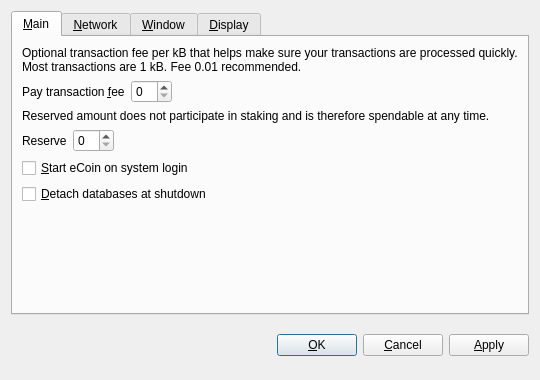
Qt form src/qt/forms/optionsdialog.ui (btcdream/ecoin) before a commit.
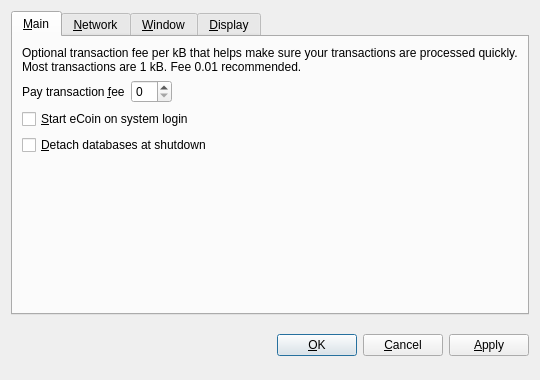
The same form after that commit. Custom widgets are drawn as their Qt base class.

```diff
--- a/src/qt/forms/optionsdialog.ui
+++ b/src/qt/forms/optionsdialog.ui
@@ -62,53 +62,7 @@
           <widget class="BitcoinAmountField" name="transactionFee"/>
          </item>
          <item>
-          <spacer name="horizontalSpacerFee">
-           <property name="orientation">
-            <enum>Qt::Horizontal</enum>
-           </property>
-           <property name="sizeHint" stdset="0">
-            <size>
-             <width>40</width>
-             <height>20</height>
-            </size>
-           </property>
-          </spacer>
-         </item>
-        </layout>
-       </item>
-       <item>
-        <widget class="QLabel" name="reserveBalanceInfoLabel">
-         <property name="text">
-          <string>Reserved amount does not participate in staking and is therefore spendable at any time.</string>
-         </property>
-         <property name="textFormat">
-          <enum>Qt::PlainText</enum>
-         </property>
-         <property name="wordWrap">
-          <bool>true</bool>
-         </property>
-        </widget>
-       </item>
-       <item>
-        <layout class="QHBoxLayout" name="horizontalLayoutReserveBalance">
-         <item>
-          <widget class="QLabel" name="reserveBalanceLabel">
-           <property name="text">
-            <string>Reserve</string>
-           </property>
-           <property name="textFormat">
-            <enum>Qt::PlainText</enum>
-           </property>
-           <property name="buddy">
-            <cstring>reserveBalance</cstring>
-           </property>
-          </widget>
-         </item>
-         <item>
-          <widget class="BitcoinAmountField" name="reserveBalance"/>
-         </item>
-         <item>
-          <spacer name="horizontalSpacerReserveBalance">
+          <spacer name="horizontalSpacer_Main">
            <property name="orientation">
             <enum>Qt::Horizontal</enum>
            </property>
```
Left out of the diff: 3 changed lines with no effect on the pictures.
